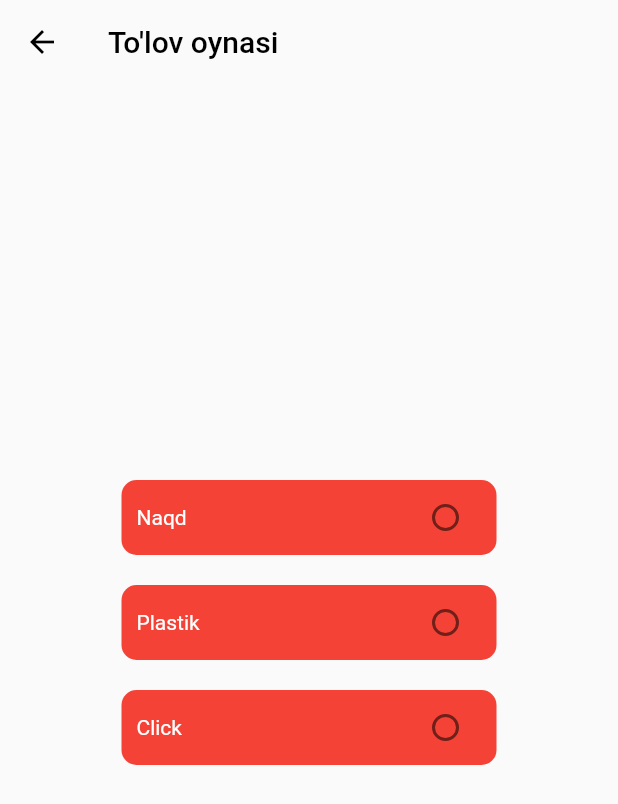
After one commit to Hikmatullohprogramist/shop_app, a Flutter app: the PayPage screen opened directly, on a phone screen of 412 x 824 dp. The commit adds this screen. Shown: the top 804 px of the screen. Run offline on Flutter 3.47's test engine with Material 2 defaults, Android fonts, the phone set to English and light mode, and no system bars; our stand-ins replace badges, dio, flutter_slidable, flutter_staggered_animations, lottie, pull_to_refresh and 1 more; missing offline and left inert: bottom_sheet_bar.

Commit message:
03-01-2023

```diff
--- /dev/null
+++ b/lib/pages/pay.dart
@@ -0,0 +1,235 @@
+// ignore_for_file: avoid_print
+
+import 'package:flutter/material.dart';
+
+class PayPage extends StatefulWidget {
+  const PayPage({Key? key}) : super(key: key);
+
+  @override
+  State<PayPage> createState() => _PayPageState();
+}
+
+class _PayPageState extends State<PayPage> {
+  int _selectRadio = 0;
+
+  @override
+  void initState() {
+
+    super.initState();
+    _selectRadio = 0;
+  }
+
+  setSelectRadio(int value) {
+    setState(() {
+      _selectRadio = value;
+    });
+  }
+
+  var onSelect1 = false;
+  var onSelect2 = false;
+  var onSelect3 = false;
+  var onSelect4 = false;
+  var onVisible = false;
+  var errorText = false;
+
+  void ontapped1() {
+    setState(() {
+      onSelect1 = true;
+      onSelect2 = false;
+      onSelect3 = false;
+      onSelect4 = false;
+      onVisible = true;
+    });
+  }
+
+  void ontapped2() {
+    setState(() {
+      onSelect1 = false;
+      onSelect2 = true;
+      onSelect3 = false;
+      onSelect4 = false;
+      onVisible = true;
+    });
+  }
+
+  // void ontapped3() {
+  //   setState(() {
+  //     onSelect1 = false;
+  //     onSelect2 = false;
+  //     onSelect3 = true;
+  //     onSelect4 = false;
+  //     onVisible = false;
+  //     errorText = true;
+  //   });
+  // }
+
+  void ontapped4() {
+    setState(() {
+      onSelect1 = false;
+      onSelect2 = false;
+      onSelect3 = false;
+      onSelect4 = true;
+      onVisible = true;
+    });
+  }
+
+  @override
+  Widget build(BuildContext context) {
+    return Scaffold(
+      appBar: AppBar(
+        title: Text(
+          "To'lov oynasi",
+          style: TextStyle(color: Colors.black),
+        ),
+        iconTheme: IconThemeData(color: Colors.black),
+        elevation: 0,
+        backgroundColor: Colors.transparent,
+      ),
+      body: Center(
+        child: Column(
+          mainAxisAlignment: MainAxisAlignment.center,
+          crossAxisAlignment: CrossAxisAlignment.center,
+          children: [
+            Column(
+              children: [
+                //Naqd
+                Container(
+                    padding: EdgeInsets.only(left: 10, right: 10),
+                    height: 50,
+                    width: 250,
+                    decoration: BoxDecoration(
+                        color: onSelect1 ? Colors.green : Colors.red,
+                        borderRadius: BorderRadius.circular(10)),
+                    child: Row(
+                      mainAxisAlignment: MainAxisAlignment.spaceBetween,
+                      crossAxisAlignment: CrossAxisAlignment.center,
+                      children: [
+                        Text(
+                          "Naqd",
+                          style: TextStyle(color: Colors.white),
+                        ),
+                        Radio(
+                            value: 1,
+                            groupValue: _selectRadio,
+                            onChanged: (val) {
+                              print("Radio $val");
+                              setSelectRadio(val!);
+                              ontapped1();
+                            }),
+                      ],
+                    )),
+                SizedBox(
+                  height: 20,
+                ),
+                //Plastik
+                Container(
+                    padding: EdgeInsets.only(left: 10, right: 10),
+                    width: 250,
+                    height: 50,
+                    decoration: BoxDecoration(
+                        color: onSelect2 ? Colors.green : Colors.red,
+                        borderRadius: BorderRadius.circular(10)),
+                    child: Row(
+                      mainAxisAlignment: MainAxisAlignment.spaceBetween,
+                      crossAxisAlignment: CrossAxisAlignment.center,
+                      children: [
+                        Text(
+                          "Plastik",
+                          style: TextStyle(color: Colors.white),
+                        ),
+                        Radio(
+                            value: 2,
+                            groupValue: _selectRadio,
+                            onChanged: (val) {
+                              setSelectRadio(val!);
+                              ontapped2();
+                            }),
+                      ],
+                    )),
+                SizedBox(
+                  height: 20,
+                ),
+                //Nasiya
+                // Container(
+                //     padding: EdgeInsets.only(left: 10, right: 10),
+                //     height: 50,
+                //     width: 250,
+                //     decoration: BoxDecoration(
+                //         color: onSelect3 ? Colors.green : Colors.red,
+                //         borderRadius: BorderRadius.circular(10)),
+                //     child: Row(
+                //       mainAxisAlignment: MainAxisAlignment.spaceBetween,
+                //       crossAxisAlignment: CrossAxisAlignment.center,
+                //       children: [
+                //         Text(
+                //           "Nasiya",
+                //           style: TextStyle(color: Colors.white),
+                //         ),
+                //         Radio(
+                //             value: 3,
+                //             groupValue: _selectRadio,
+                //             onChanged: (val) {
+                //               print("Radio $val");
+                //               setSelectRadio(val!);
+                //               ontapped3();
+                //             }),
+                //       ],
+                //     )),
+       /*         SizedBox(
+                  height: 20,
+                ),*/
+
+                //Click
+                Container(
+                    padding: EdgeInsets.only(left: 10, right: 10),
+                    width: 250,
+                    height: 50,
+                    decoration: BoxDecoration(
+                        color: onSelect4 ? Colors.green : Colors.red,
+                        borderRadius: BorderRadius.circular(10)),
+                    child: Row(
+                      mainAxisAlignment: MainAxisAlignment.spaceBetween,
+                      crossAxisAlignment: CrossAxisAlignment.center,
+                      children: [
+                        Text(
+                          "Click",
+                          style: TextStyle(color: Colors.white),
+                        ),
+                        Radio(
+                            value: 4,
+                            groupValue: _selectRadio,
+                            onChanged: (val) {
+                              setSelectRadio(val!);
+                              ontapped4();
+                            }),
+                      ],
+                    )),
+              ],
+            ),
+            const SizedBox(
+              height: 50,
+            ),
+            Visibility(
+              visible: onVisible,
+              child: Container(
+                padding: EdgeInsets.only(left: 10, right: 10),
+                height: 50,
+                width: 250,
+                child: Center(
+                  child: Text(
+                    "Sotish",
+                    style: TextStyle(color: Colors.white, fontSize: 18),
+                  ),
+                ),
+                decoration: BoxDecoration(
+                  color: Colors.green,
+                  borderRadius: BorderRadius.circular(10),
+                ),
+              ),
+            ),
+          ],
+        ),
+      ),
+    );
+  }
+}
--- a/lib/pages/sell_page.dart
+++ b/lib/pages/sell_page.dart
@@ -258,7 +258,7 @@ class _SellPageState extends State<SellPage> {
                             Navigator.push(
                               context,
                               MaterialPageRoute(
-                                  builder: (context) => const Sellin()),
+                                  builder: (context) => Sellin(price)),
                             );
                           },
                           icon: Icon(Icons.shopping_cart_outlined, size: 45),
--- a/lib/services/services/service.dart
+++ b/lib/services/services/service.dart
@@ -56,7 +56,7 @@ class RemoteService {
   }
   Future deleteItem(int id)async{
     var dio = Dio();
-    var response1 = dio.delete("http://192.168.88.56:8001/sell/$id",);
+    var response1 = await dio.delete("http://192.168.88.56:8001/sell/$id",);
   }
 
 
--- a/pubspec.yaml
+++ b/pubspec.yaml
@@ -45,6 +45,8 @@ dependencies:
   intl: ^0.18.0
   badges: ^2.0.3
   flutter_slidable: ^2.0.0
+  pull_to_refresh: ^2.0.0
+  custom_radio_grouped_button: ^2.1.2+2
 
 dev_dependencies:
   flutter_test:
```
Also changed, not shown: lib/pages/page.dart (+20 -2 lines), lib/pages/selling.dart (+98 -22 lines), lib/widgets/sell_page_item.dart (+17 -7 lines), pubspec.lock.
